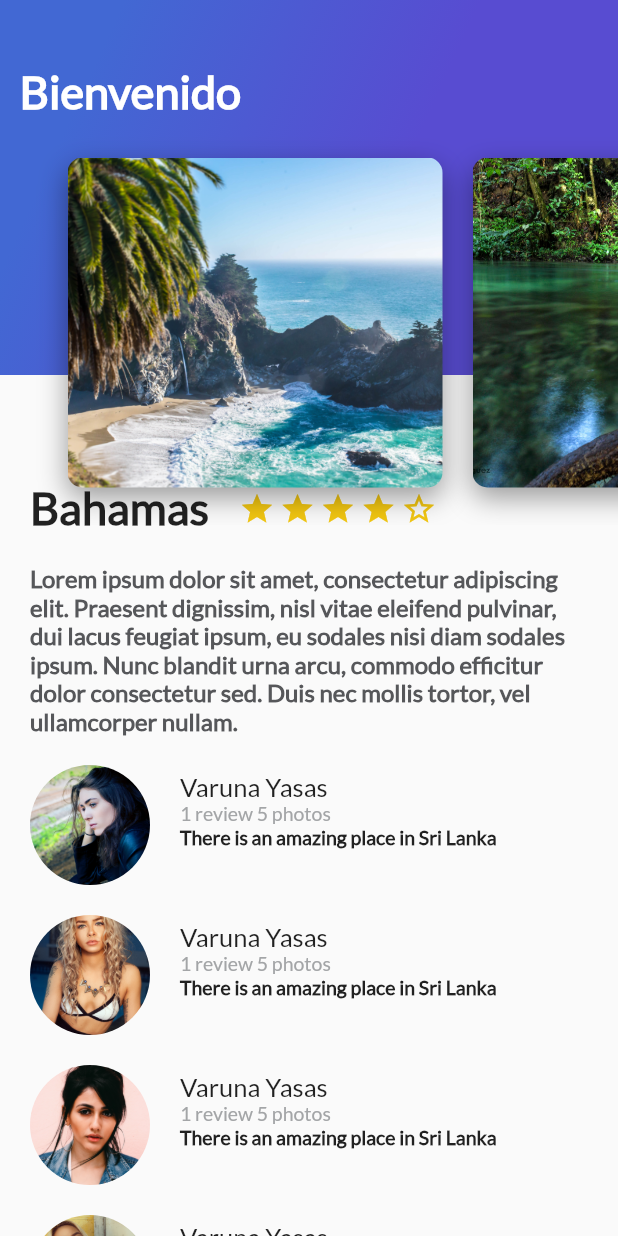
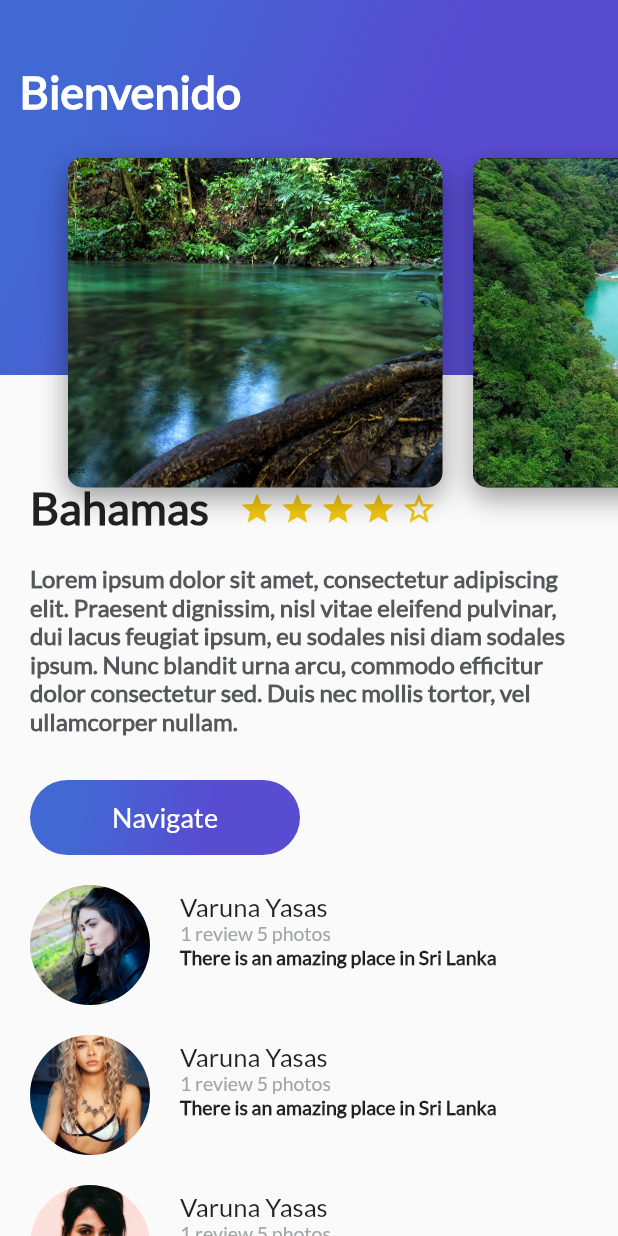
Before and after one commit to GerardoGtz25/flutter-voyages, a Flutter app: the screen it shows after launch, on a phone screen of 412 x 824 dp. Run offline on Flutter 3.47's test engine with Material 2 defaults, Android fonts, the phone set to English and light mode, and no system bars.

Commit message:
Button purple

```diff
--- /dev/null
+++ b/lib/button_purple.dart
@@ -0,0 +1,54 @@
+import 'package:flutter/material.dart';
+
+class ButtonPurple extends StatelessWidget {
+
+  String buttonText = "Navigate";
+
+  ButtonPurple(this.buttonText);
+
+  @override
+  Widget build(BuildContext context) {
+    return InkWell(
+      onTap: () {
+        Scaffold.of(context).showSnackBar(SnackBar(
+            content: Text("Navegando"),
+          )
+        );
+      },
+      child: Container(
+        margin: EdgeInsets.only(
+          top: 30.0,
+          left: 20.0,
+          right: 20.0
+        ),
+        height: 50.0,
+        width: 180.0,
+        decoration:  BoxDecoration(
+          borderRadius: BorderRadius.circular(30.0),
+          gradient: LinearGradient(
+            colors: [
+              Color(0xFF4268D3),
+              Color(0xFF584CD1)
+            ],
+            begin: FractionalOffset(0.2, 0.0),
+            end: FractionalOffset(1.0, 0.6),
+            stops: [0.0, 0.6],
+          ),
+        ),
+        child: Center(
+          child: Text(
+            buttonText,
+            style: TextStyle(
+              fontSize: 18.0,
+              fontFamily: "Lato",
+              color: Colors.white
+            ),
+          ),
+        ),
+      )
+    );
+  }
+
+
+
+}
--- a/lib/card_image_list.dart
+++ b/lib/card_image_list.dart
@@ -12,7 +12,6 @@ class CardImageList extends StatelessWidget {
         padding: EdgeInsets.all(25.0),
         scrollDirection: Axis.horizontal,
         children: <Widget>[
-          CardImage("assets/img/landscape2.jpg"),
           CardImage("assets/img/landscape3.jpg"),
           CardImage("assets/img/landscape4.jpg"),
           CardImage("assets/img/landscape5.jpg")
--- a/lib/description_place.dart
+++ b/lib/description_place.dart
@@ -1,4 +1,5 @@
 import 'package:flutter/material.dart';
+import 'button_purple.dart';
 
 class DescriptionPlace extends StatelessWidget {
 
@@ -92,9 +93,11 @@ class DescriptionPlace extends StatelessWidget {
     );
 
     return Column(
+      crossAxisAlignment: CrossAxisAlignment.start,
       children: <Widget>[
         title_starts,
-        description
+        description,
+        ButtonPurple("Navigate")
       ],
     );
   }
--- a/pubspec.yaml
+++ b/pubspec.yaml
@@ -75,7 +75,6 @@ flutter:
     - assets/img/profile1.jpg
     - assets/img/profile2.jpg
     - assets/img/profile3.jpg
-    - assets/img/landscape2.jpg
     - assets/img/landscape3.jpg
     - assets/img/landscape4.jpg
     - assets/img/landscape5.jpg
```
Also changed, not shown: assets/img/landscape2.jpg (deleted).
